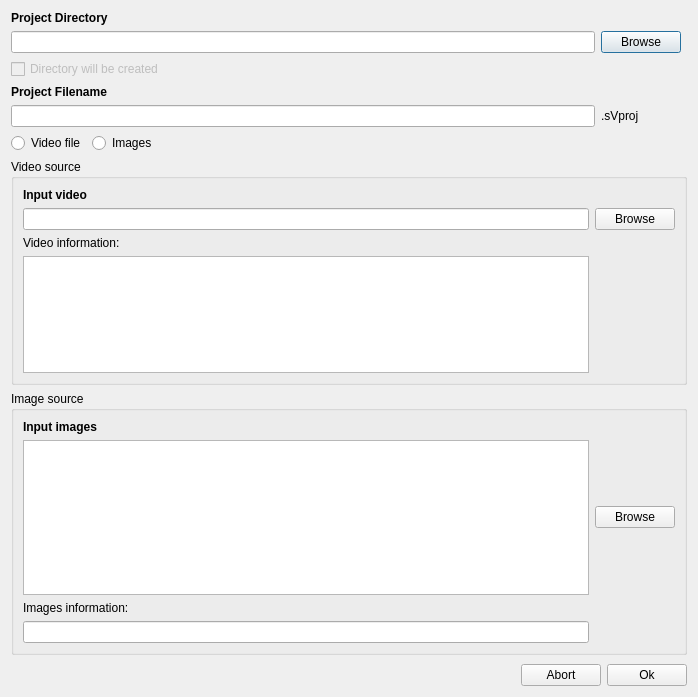
The window that slowmoVideo/slowmoUI/dialogues/newProjectDialog.ui (slowmoVideo/slowmoVideo) describes before a commit, drawn with Qt 5.
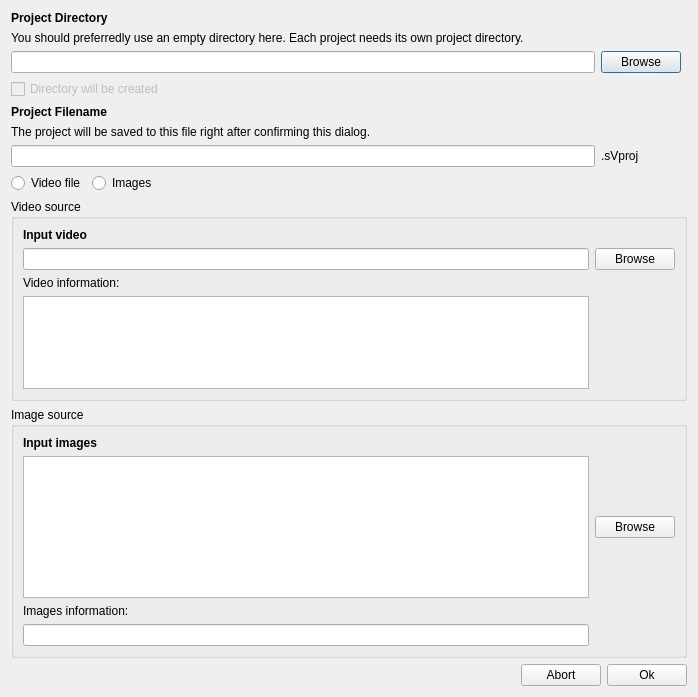
The same window after the commit.

Commit message: Slowmo UI: * Image display remembers the last used directory. Slowmo: * Some TODOs added.

The edit to the form file:
```diff
--- a/slowmoVideo/slowmoUI/dialogues/newProjectDialog.ui
+++ b/slowmoVideo/slowmoUI/dialogues/newProjectDialog.ui
@@ -14,10 +14,10 @@
    <string>New slowmo Project</string>
   </property>
   <layout class="QGridLayout" name="gridLayout">
-   <item row="1" column="0">
+   <item row="2" column="0">
     <widget class="QLineEdit" name="projectDir"/>
    </item>
-   <item row="1" column="1" colspan="5">
+   <item row="2" column="1" colspan="5">
     <widget class="QPushButton" name="browseProjectDir">
      <property name="text">
       <string>Browse</string>
@@ -61,7 +61,7 @@
      </item>
     </layout>
    </item>
-   <item row="2" column="0" colspan="6">
+   <item row="3" column="0" colspan="6">
     <widget class="QCheckBox" name="cbDirectoryCreated">
      <property name="enabled">
       <bool>false</bool>
@@ -77,7 +77,7 @@
      </property>
     </widget>
    </item>
-   <item row="9" column="0" rowspan="2" colspan="7">
+   <item row="11" column="0" rowspan="2" colspan="7">
     <widget class="QGroupBox" name="groupVideo">
      <property name="title">
       <string>Video source</string>
@@ -132,7 +132,7 @@
      </layout>
     </widget>
    </item>
-   <item row="11" column="0" colspan="7">
+   <item row="13" column="0" colspan="7">
     <widget class="QGroupBox" name="groupImages">
      <property name="title">
       <string>Image source</string>
@@ -178,7 +178,7 @@
      </layout>
     </widget>
    </item>
-   <item row="6" column="0" colspan="7">
+   <item row="8" column="0" colspan="7">
     <layout class="QHBoxLayout" name="horizontalLayout_2">
      <item>
       <widget class="QRadioButton" name="radioVideo">
@@ -209,7 +209,7 @@
      </item>
     </layout>
    </item>
-   <item row="13" column="0" colspan="7">
+   <item row="15" column="0" colspan="7">
     <spacer name="verticalSpacer">
      <property name="orientation">
       <enum>Qt::Vertical</enum>
@@ -235,7 +235,7 @@
      </property>
     </widget>
    </item>
-   <item row="3" column="0">
+   <item row="4" column="0">
     <widget class="QLabel" name="lblcProjectFilename">
      <property name="font">
       <font>
@@ -248,16 +248,36 @@
      </property>
     </widget>
    </item>
-   <item row="4" column="0">
+   <item row="6" column="0">
     <widget class="QLineEdit" name="projectFilename"/>
    </item>
-   <item row="4" column="1" colspan="5">
+   <item row="6" column="1" colspan="5">
     <widget class="QLabel" name="lblcFilenameExtension">
      <property name="text">
       <string>.sVproj</string>
      </property>
     </widget>
    </item>
+   <item row="1" column="0" colspan="6">
+    <widget class="QLabel" name="label">
+     <property name="text">
+      <string>You should preferredly use an empty directory here. Each project needs its own project directory.</string>
+     </property>
+     <property name="wordWrap">
+      <bool>true</bool>
+     </property>
+    </widget>
+   </item>
+   <item row="5" column="0" colspan="6">
+    <widget class="QLabel" name="label_2">
+     <property name="text">
+      <string>The project will be saved to this file right after confirming this dialog.</string>
+     </property>
+     <property name="wordWrap">
+      <bool>true</bool>
+     </property>
+    </widget>
+   </item>
   </layout>
  </widget>
  <tabstops>
```
Left out of the diff: 2 changed lines with no effect on the pictures. The commit also changes 5 other files.
